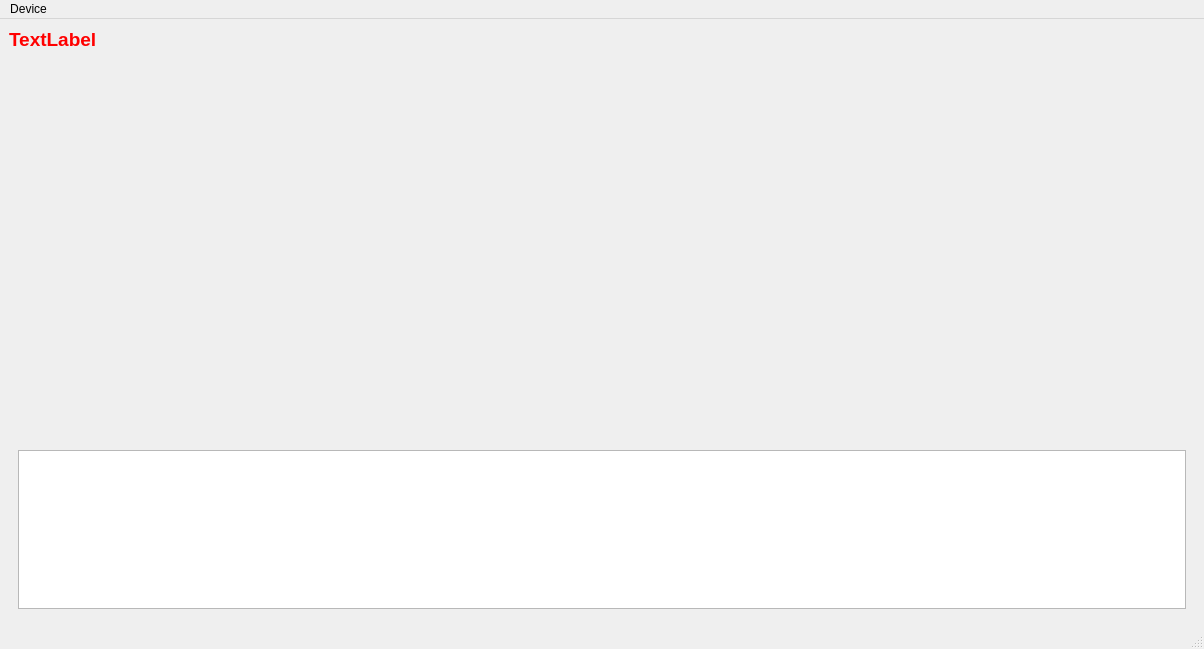
Before: the Qt Designer form TestDeviceWithUi/app/MainWindow.ui in ooolms/wl_iot_framework, drawn with Qt 5.
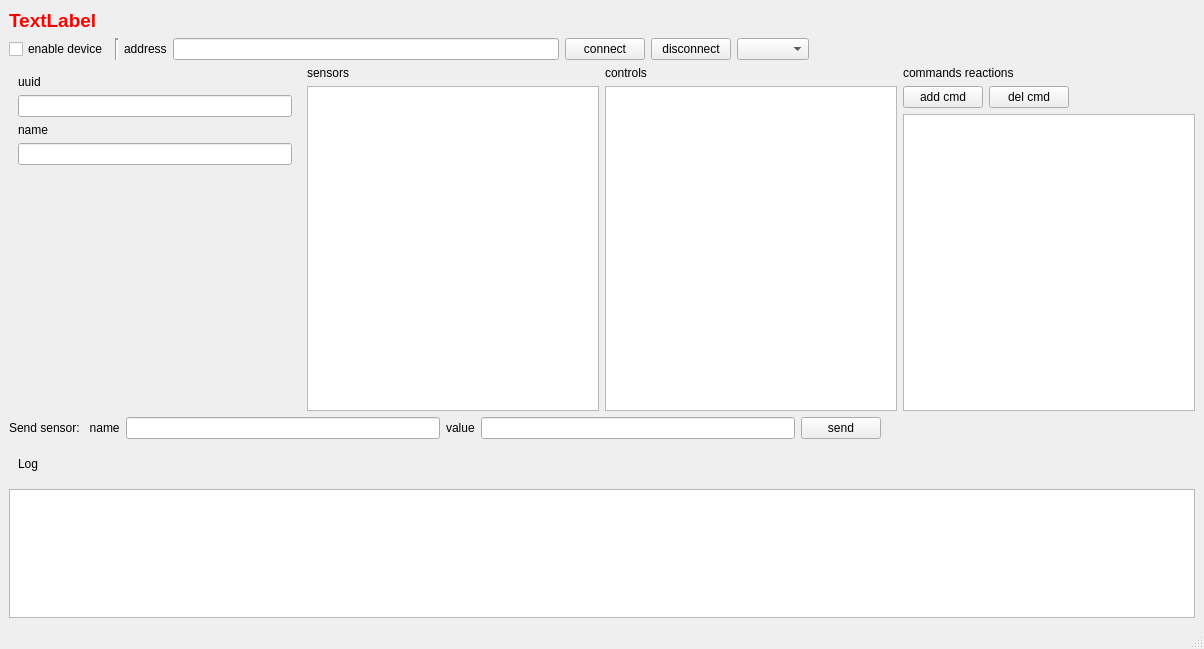
After: the same form once the commit is applied.

Commit message: * test device under work

What changed in the file:
```diff
--- a/TestDeviceWithUi/app/MainWindow.ui
+++ b/TestDeviceWithUi/app/MainWindow.ui
@@ -14,7 +14,7 @@
    <string>MainWindow</string>
   </property>
   <widget class="QWidget" name="contentWidget">
-   <layout class="QVBoxLayout" name="verticalLayout" stretch="0,0,2,1">
+   <layout class="QVBoxLayout" name="verticalLayout" stretch="0,0,2,0,1">
     <item>
      <widget class="QLabel" name="statusLabel">
       <property name="palette">
@@ -121,16 +121,367 @@
      </widget>
     </item>
     <item>
-     <widget class="QWidget" name="controlWidget" native="true"/>
+     <widget class="QWidget" name="controlWidget" native="true">
+      <layout class="QHBoxLayout" name="horizontalLayout">
+       <property name="leftMargin">
+        <number>0</number>
+       </property>
+       <property name="topMargin">
+        <number>0</number>
+       </property>
+       <property name="rightMargin">
+        <number>0</number>
+       </property>
+       <property name="bottomMargin">
+        <number>0</number>
+       </property>
+       <item>
+        <widget class="QCheckBox" name="enableDeviceBtn">
+         <property name="text">
+          <string>enable device</string>
+         </property>
+        </widget>
+       </item>
+       <item>
+        <widget class="Line" name="line">
+         <property name="lineWidth">
+          <number>2</number>
+         </property>
+         <property name="orientation">
+          <enum>Qt::Vertical</enum>
+         </property>
+        </widget>
+       </item>
+       <item>
+        <widget class="QLabel" name="label">
+         <property name="text">
+          <string>address</string>
+         </property>
+        </widget>
+       </item>
+       <item>
+        <widget class="QLineEdit" name="addressEdit"/>
+       </item>
+       <item>
+        <widget class="QPushButton" name="connectBtn">
+         <property name="text">
+          <string>connect</string>
+         </property>
+        </widget>
+       </item>
+       <item>
+        <widget class="QPushButton" name="disconnectBtn">
+         <property name="text">
+          <string>disconnect</string>
+         </property>
+        </widget>
+       </item>
+       <item>
+        <widget class="QComboBox" name="detectedSrvSelect"/>
+       </item>
+       <item>
+        <spacer name="horizontalSpacer">
+         <property name="orientation">
+          <enum>Qt::Horizontal</enum>
+         </property>
+         <property name="sizeType">
+          <enum>QSizePolicy::Expanding</enum>
+         </property>
+         <property name="sizeHint" stdset="0">
+          <size>
+           <width>40</width>
+           <height>20</height>
+          </size>
+         </property>
+        </spacer>
+       </item>
+      </layout>
+     </widget>
     </item>
     <item>
-     <widget class="QWidget" name="setupWidget" native="true"/>
+     <widget class="QWidget" name="setupWidget" native="true">
+      <layout class="QHBoxLayout" name="horizontalLayout_3">
+       <property name="leftMargin">
+        <number>0</number>
+       </property>
+       <property name="topMargin">
+        <number>0</number>
+       </property>
+       <property name="rightMargin">
+        <number>0</number>
+       </property>
+       <property name="bottomMargin">
+        <number>0</number>
+       </property>
+       <item>
+        <widget class="QWidget" name="widget_5" native="true">
+         <layout class="QVBoxLayout" name="verticalLayout_6">
+          <item>
+           <widget class="QLabel" name="label_5">
+            <property name="text">
+             <string>uuid</string>
+            </property>
+           </widget>
+          </item>
+          <item>
+           <widget class="QLineEdit" name="uuidEdit"/>
+          </item>
+          <item>
+           <widget class="QLabel" name="label_6">
+            <property name="text">
+             <string>name</string>
+            </property>
+           </widget>
+          </item>
+          <item>
+           <widget class="QLineEdit" name="nameEdit"/>
+          </item>
+          <item>
+           <spacer name="verticalSpacer">
+            <property name="orientation">
+             <enum>Qt::Vertical</enum>
+            </property>
+            <property name="sizeHint" stdset="0">
+             <size>
+              <width>20</width>
+              <height>40</height>
+             </size>
+            </property>
+           </spacer>
+          </item>
+         </layout>
+        </widget>
+       </item>
+       <item>
+        <widget class="QWidget" name="widget" native="true">
+         <layout class="QVBoxLayout" name="verticalLayout_3">
+          <property name="leftMargin">
+           <number>0</number>
+          </property>
+          <property name="topMargin">
+           <number>0</number>
+          </property>
+          <property name="rightMargin">
+           <number>0</number>
+          </property>
+          <property name="bottomMargin">
+           <number>0</number>
+          </property>
+          <item>
+           <widget class="QLabel" name="label_2">
+            <property name="text">
+             <string>sensors</string>
+            </property>
+           </widget>
+          </item>
+          <item>
+           <widget class="QTextEdit" name="sensorsEdit"/>
+          </item>
+         </layout>
+        </widget>
+       </item>
+       <item>
+        <widget class="QWidget" name="widget_2" native="true">
+         <layout class="QVBoxLayout" name="verticalLayout_4">
+          <property name="leftMargin">
+           <number>0</number>
+          </property>
+          <property name="topMargin">
+           <number>0</number>
+          </property>
+          <property name="rightMargin">
+           <number>0</number>
+          </property>
+          <property name="bottomMargin">
+           <number>0</number>
+          </property>
+          <item>
+           <widget class="QLabel" name="label_3">
+            <property name="text">
+             <string>controls</string>
+            </property>
+           </widget>
+          </item>
+          <item>
+           <widget class="QTextEdit" name="controlsEdit"/>
+          </item>
+         </layout>
+        </widget>
+       </item>
+       <item>
+        <widget class="QWidget" name="widget_3" native="true">
+         <layout class="QVBoxLayout" name="verticalLayout_5">
+          <property name="leftMargin">
+           <number>0</number>
+          </property>
+          <property name="topMargin">
+           <number>0</number>
+          </property>
+          <property name="rightMargin">
+           <number>0</number>
+          </property>
+          <property name="bottomMargin">
+           <number>0</number>
+          </property>
+          <item>
+           <widget class="QLabel" name="label_4">
+            <property name="text">
+             <string>commands reactions</string>
+            </property>
+           </widget>
+          </item>
+          <item>
+           <widget class="QWidget" name="widget_4" native="true">
+            <layout class="QHBoxLayout" name="horizontalLayout_2">
+             <property name="leftMargin">
+              <number>0</number>
+             </property>
+             <property name="topMargin">
+              <number>0</number>
+             </property>
+             <property name="rightMargin">
+              <number>0</number>
+             </property>
+             <property name="bottomMargin">
+              <number>0</number>
+             </property>
+             <item>
+              <widget class="QPushButton" name="addCmdReactionBtn">
+               <property name="text">
+                <string>add cmd</string>
+               </property>
+              </widget>
+             </item>
+             <item>
+              <widget class="QPushButton" name="delCmdReactionBtn">
+               <property name="text">
+                <string>del cmd</string>
+               </property>
+              </widget>
+             </item>
+             <item>
+              <spacer name="horizontalSpacer_2">
+               <property name="orientation">
+                <enum>Qt::Horizontal</enum>
+               </property>
+               <property name="sizeHint" stdset="0">
+                <size>
+                 <width>110</width>
+                 <height>20</height>
+                </size>
+               </property>
+              </spacer>
+             </item>
+            </layout>
+           </widget>
+          </item>
+          <item>
+           <widget class="QListWidget" name="cmdReactionsList"/>
+          </item>
+         </layout>
+        </widget>
+       </item>
+      </layout>
+     </widget>
+    </item>
+    <item>
+     <widget class="QWidget" name="sendSensorValueWidget" native="true">
+      <layout class="QHBoxLayout" name="horizontalLayout_4">
+       <property name="leftMargin">
+        <number>0</number>
+       </property>
+       <property name="topMargin">
+        <number>0</number>
+       </property>
+       <property name="rightMargin">
+        <number>0</number>
+       </property>
+       <property name="bottomMargin">
+        <number>0</number>
+       </property>
+       <item>
+        <widget class="QLabel" name="label_7">
+         <property name="text">
+          <string>Send sensor:   name</string>
+         </property>
+        </widget>
+       </item>
+       <item>
+        <widget class="QLineEdit" name="sensorNameEdit"/>
+       </item>
+       <item>
+        <widget class="QLabel" name="label_8">
+         <property name="text">
+          <string>value</string>
+         </property>
+        </widget>
+       </item>
+       <item>
+        <widget class="QLineEdit" name="sensorValueEdit"/>
+       </item>
+       <item>
+        <widget class="QPushButton" name="sendSensorValueBtn">
+         <property name="text">
+          <string>send</string>
+         </property>
+        </widget>
+       </item>
+       <item>
+        <spacer name="horizontalSpacer_3">
+         <property name="orientation">
+          <enum>Qt::Horizontal</enum>
+         </property>
+         <property name="sizeHint" stdset="0">
+          <size>
+           <width>40</width>
+           <height>20</height>
+          </size>
+         </property>
+        </spacer>
+       </item>
+      </layout>
+     </widget>
     </item>
     <item>
      <widget class="QWidget" name="logWidget" native="true">
       <layout class="QVBoxLayout" name="verticalLayout_2">
+       <property name="leftMargin">
+        <number>0</number>
+       </property>
+       <property name="topMargin">
+        <number>0</number>
+       </property>
+       <property name="rightMargin">
+        <number>0</number>
+       </property>
+       <property name="bottomMargin">
+        <number>0</number>
+       </property>
        <item>
-        <widget class="QWidget" name="logToolbar" native="true"/>
+        <widget class="QWidget" name="logToolbar" native="true">
+         <layout class="QHBoxLayout" name="horizontalLayout_5">
+          <item>
+           <widget class="QLabel" name="label_9">
+            <property name="text">
+             <string>Log</string>
+            </property>
+           </widget>
+          </item>
+          <item>
+           <spacer name="horizontalSpacer_4">
+            <property name="orientation">
+             <enum>Qt::Horizontal</enum>
+            </property>
+            <property name="sizeHint" stdset="0">
+             <size>
+              <width>40</width>
+              <height>20</height>
+             </size>
+            </property>
+           </spacer>
+          </item>
+         </layout>
+        </widget>
        </item>
        <item>
         <widget class="QTextEdit" name="logView">
@@ -153,14 +504,6 @@
      <height>29</height>
     </rect>
    </property>
-   <widget class="QMenu" name="menuDevice">
-    <property name="title">
-     <string>Device</string>
-    </property>
-    <addaction name="actionSave"/>
-    <addaction name="actionLoad"/>
-   </widget>
-   <addaction name="menuDevice"/>
   </widget>
   <widget class="QStatusBar" name="statusbar"/>
   <action name="actionSave">
```
The commit also changes 13 other files.
